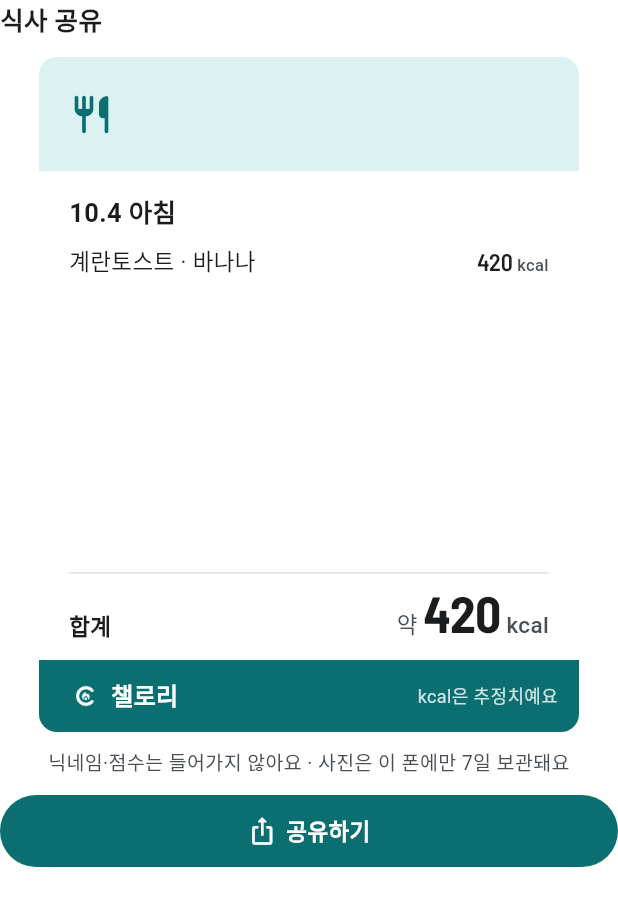
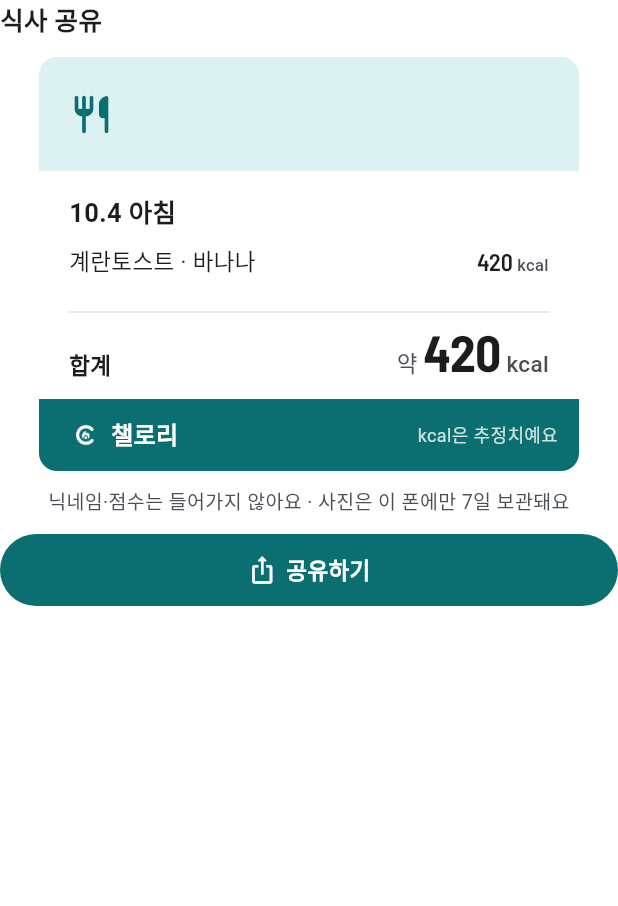
Before and after one commit to Davvyy/WOW, a Flutter app: the _MealShareSheet widget shown alone on an empty page, opened directly with sample values from the repository, on a phone screen of 412 x 824 dp. Shown: the top 906 px of the screen. Run offline on Flutter 3.47's test engine with Material 3 defaults, Android fonts, the phone set to English and light mode, and no system bars; our stand-ins replace camera, firebase_core, firebase_messaging, flutter_riverpod, go_router, share_plus and 2 more; missing offline and left inert: health, kakao_flutter_sdk_user; accounts and stored records are empty; Roboto replaces fonts that are missing (Pretendard).

Commit message:
Show meal photos at their own aspect ratio
The share card squeezed the photo into a 360x190 strip and P7 into a
150-high band, cropping most of a 4:3 or 3:4 shot. Both now size the
photo box from the image header, clamped between 4:5 and 16:9; the
share card grows to fit its content. P7 also hints at skip on the
snack-level banner when the slot can be skipped.

```diff
--- a/app/lib/ui/widgets/meal_share_card.dart
+++ b/app/lib/ui/widgets/meal_share_card.dart
@@ -11,13 +11,13 @@ import '../../services/share/meal_share.dart';
 import '../../state/app_state.dart';
 import 'common.dart';
 
-/// 식사 공유 카드(4:5). 밖으로 나가는 이미지라 앱 테마(다크 모드)와 무관하게 밝은 색으로 고정한다.
-/// [size] × [pixelRatio] = 1080×1350 px.
+/// 식사 공유 카드. 밖으로 나가는 이미지라 앱 테마(다크 모드)와 무관하게 밝은 색으로 고정한다.
+/// 너비 [width] × [pixelRatio] = 1080 px. 사진은 잘리지 않게 제 비율([photoBoxAspect])로 넣고, 높이는 내용에 맞춘다.
 class MealShareCard extends StatelessWidget {
   const MealShareCard({super.key, required this.data});
   final MealShareData data;
 
-  static const size = Size(360, 450);
+  static const width = 360.0;
   static const pixelRatio = 3.0;
 
   @override
@@ -36,13 +36,13 @@ class MealShareCard extends StatelessWidget {
           ]),
         );
 
-    return SizedBox.fromSize(
-      size: size,
+    return SizedBox(
+      width: width,
       child: ColoredBox(
         color: c.bg,
-        child: Column(crossAxisAlignment: CrossAxisAlignment.stretch, children: [
+        child: Column(mainAxisSize: MainAxisSize.min, crossAxisAlignment: CrossAxisAlignment.stretch, children: [
           if (photo != null)
-            SizedBox(height: 190, child: Image.memory(photo, fit: BoxFit.cover, gaplessPlayback: true))
+            AspectRatio(aspectRatio: photoBoxAspect(photo), child: Image.memory(photo, fit: BoxFit.cover, gaplessPlayback: true))
           else
             Container(
               height: 76,
@@ -50,15 +50,14 @@ class MealShareCard extends StatelessWidget {
               color: c.brandSoft,
               child: Row(children: [Icon(Icons.restaurant_rounded, color: c.brand, size: 30)]),
             ),
-          Expanded(
-            child: Padding(
+          Padding(
               padding: const EdgeInsets.fromLTRB(20, 14, 20, 12),
-              child: Column(crossAxisAlignment: CrossAxisAlignment.stretch, children: [
+              child: Column(mainAxisSize: MainAxisSize.min, crossAxisAlignment: CrossAxisAlignment.stretch, children: [
                 Text(data.title, style: T.body(c, size: 17, w: FontWeight.w600)),
                 const SizedBox(height: 6),
                 ...data.lines.map(line),
                 if (data.moreCount > 0) Text('외 ${data.moreCount}개', style: T.body(c, size: 13, color: c.fg2)),
-                const Spacer(),
+                const SizedBox(height: 12),
                 Divider(height: 14, color: c.border),
                 Row(crossAxisAlignment: CrossAxisAlignment.end, children: [
                   Text('합계', style: T.body(c, size: 15, w: FontWeight.w600)),
@@ -71,7 +70,6 @@ class MealShareCard extends StatelessWidget {
                 ]),
               ]),
             ),
-          ),
           Container(
             height: 48,
             color: c.brand,
@@ -154,17 +152,15 @@ class _MealShareSheetState extends ConsumerState<_MealShareSheet> {
       const SizedBox(height: 12),
       Center(
         child: ConstrainedBox(
-          constraints: BoxConstraints(maxWidth: MealShareCard.size.width),
-          child: AspectRatio(
-            aspectRatio: MealShareCard.size.width / MealShareCard.size.height,
-            child: FittedBox(
+          constraints: const BoxConstraints(maxWidth: MealShareCard.width),
+          // 좁은 화면이면 카드 전체를 비율 그대로 줄여 보여 준다(공유 이미지는 늘 1080 px 너비)
+          child: FittedBox(
             child: data == null
-                ? SizedBox.fromSize(size: MealShareCard.size, child: const Center(child: CircularProgressIndicator()))
+                ? const SizedBox(width: MealShareCard.width, height: 450, child: Center(child: CircularProgressIndicator()))
                 : ClipRRect(
                     borderRadius: BorderRadius.circular(12),
                     child: RepaintBoundary(key: _boundary, child: MealShareCard(data: data)),
                   ),
-            ),
           ),
         ),
       ),
```
Also changed, not shown: app/lib/services/share/meal_share.dart (+15 -0 lines), app/lib/ui/screens/p7_meal_edit.dart (+17 -6 lines), 1 other file.
